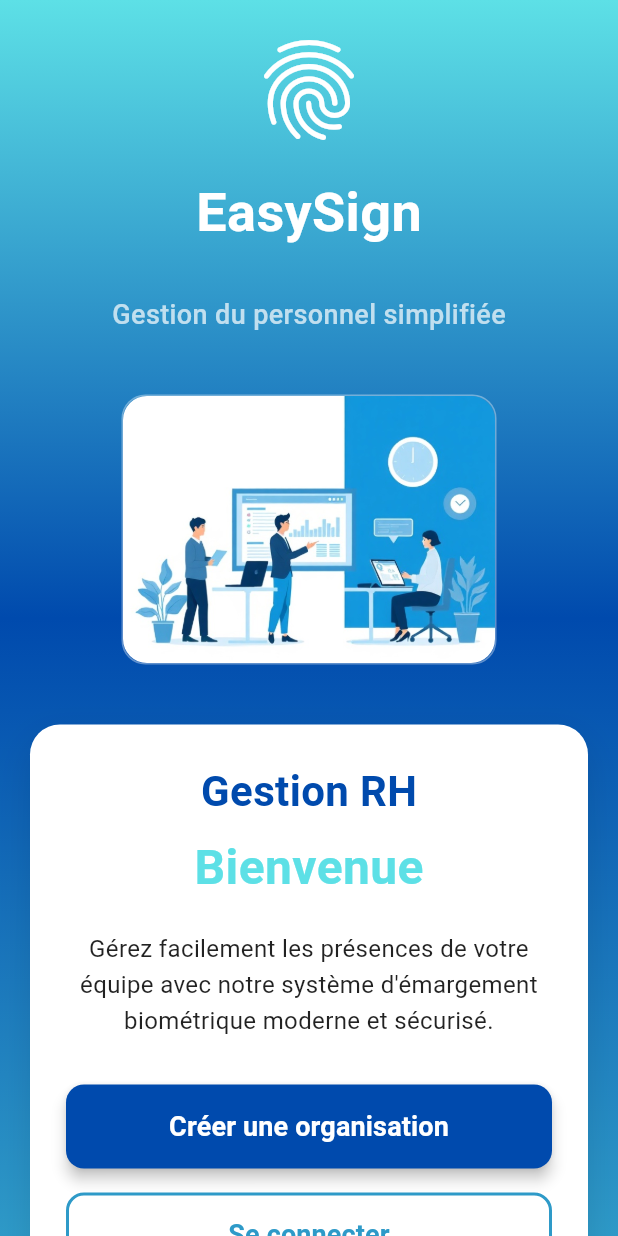
After one commit to eden-jordan/EasySign_frontend, a Flutter app: the StartScreen screen opened directly, on a phone screen of 412 x 824 dp. The commit adds this screen. Run offline on Flutter 3.47's test engine with Material 3 defaults, Android fonts, the phone set to English and light mode, and no system bars; our stand-ins replace video_player.

Commit message:
Ajout d'un ecran de demarrage

```diff
--- a/easysign/lib/screens/splash_screen.dart
+++ b/easysign/lib/screens/splash_screen.dart
@@ -1,6 +1,6 @@
 import 'package:flutter/material.dart';
 import 'package:video_player/video_player.dart';
-import 'home_screen.dart'; // Assure-toi que ce fichier existe
+import 'start_screen.dart';
 
 class SplashScreen extends StatefulWidget {
   const SplashScreen({super.key});
@@ -25,7 +25,7 @@ class _SplashScreenState extends State<SplashScreen> {
         _controller.addListener(() {
           if (_controller.value.position >= _controller.value.duration) {
             Navigator.of(context).pushReplacement(
-              MaterialPageRoute(builder: (_) => const HomeScreen()),
+              MaterialPageRoute(builder: (_) => const StartScreen()),
             );
           }
         });
--- /dev/null
+++ b/easysign/lib/screens/start_screen.dart
@@ -0,0 +1,205 @@
+import 'package:flutter/material.dart';
+import 'package:easysign/themes/app_theme.dart';
+
+class StartScreen extends StatelessWidget {
+  const StartScreen({super.key});
+
+  @override
+  Widget build(BuildContext context) {
+    return Scaffold(
+      body: Container(
+        decoration: const BoxDecoration(
+          gradient: LinearGradient(
+            begin: Alignment.topCenter,
+            end: Alignment.bottomCenter,
+            colors: [Appcolors.color_1, Appcolors.color_2, Appcolors.color_3],
+          ),
+        ),
+        child: Center(
+          child: SingleChildScrollView(
+            child: Padding(
+              padding: const EdgeInsets.all(20.0),
+              child: Column(
+                mainAxisAlignment: MainAxisAlignment.center,
+                children: [
+                  // Logo et titre
+                  const Column(
+                    children: [
+                      Icon(Icons.fingerprint, size: 80, color: Colors.white),
+                      SizedBox(height: 16),
+                      Text(
+                        'EasySign',
+                        style: TextStyle(
+                          fontSize: 36,
+                          fontWeight: FontWeight.bold,
+                          color: Colors.white,
+                        ),
+                      ),
+                    ],
+                  ),
+
+                  const SizedBox(height: 30),
+
+                  // Sous-titre
+                  const Text(
+                    'Gestion du personnel simplifiée',
+                    style: TextStyle(
+                      fontSize: 18,
+                      color: Colors.white70,
+                      fontWeight: FontWeight.w500,
+                    ),
+                  ),
+
+                  const SizedBox(height: 40),
+
+                  // Image entre les deux sections
+                  Container(
+                    width: 250,
+                    height: 180,
+                    decoration: BoxDecoration(
+                      borderRadius: BorderRadius.circular(16),
+                      color: Colors.white.withValues(alpha: 0.1),
+                      border: Border.all(
+                        color: Colors.white.withValues(alpha: 0.3),
+                      ),
+                    ),
+                    child: ClipRRect(
+                      borderRadius: BorderRadius.circular(16),
+                      child: Image.asset('assets/start.jpg', fit: BoxFit.cover),
+                    ),
+                  ),
+
+                  const SizedBox(height: 40),
+
+                  // Section "Gestion RH Bienvenue"
+                  Container(
+                    padding: const EdgeInsets.all(24),
+                    decoration: BoxDecoration(
+                      color: Colors.white,
+                      borderRadius: BorderRadius.circular(20),
+                      boxShadow: [
+                        BoxShadow(
+                          color: Colors.black.withOpacity(0.1),
+                          blurRadius: 20,
+                          offset: const Offset(0, 10),
+                        ),
+                      ],
+                    ),
+                    child: Column(
+                      children: [
+                        const Text(
+                          'Gestion RH',
+                          style: TextStyle(
+                            fontSize: 28,
+                            fontWeight: FontWeight.bold,
+                            color: Appcolors.color_2,
+                          ),
+                        ),
+                        const SizedBox(height: 8),
+                        const Text(
+                          'Bienvenue',
+                          style: TextStyle(
+                            fontSize: 32,
+                            fontWeight: FontWeight.bold,
+                            color: Appcolors.color_1,
+                          ),
+                        ),
+
+                        const SizedBox(height: 20),
+
+                        const Text(
+                          'Gérez facilement les présences de votre équipe avec notre système d\'émargement biométrique moderne et sécurisé.',
+                          textAlign: TextAlign.center,
+                          style: TextStyle(
+                            fontSize: 16,
+                            color: Colors.black87,
+                            height: 1.5,
+                          ),
+                        ),
+
+                        const SizedBox(height: 30),
+
+                        // Boutons
+                        Column(
+                          children: [
+                            SizedBox(
+                              width: double.infinity,
+                              height: 56,
+                              child: ElevatedButton(
+                                onPressed: () {
+                                  // Action pour créer une organisation
+                                  ScaffoldMessenger.of(context).showSnackBar(
+                                    const SnackBar(
+                                      content: Text(
+                                        'Création d\'organisation en cours...',
+                                      ),
+                                    ),
+                                  );
+                                },
+                                style: ElevatedButton.styleFrom(
+                                  backgroundColor: Appcolors.color_2,
+                                  foregroundColor: Colors.white,
+                                  elevation: 4,
+                                  shape: RoundedRectangleBorder(
+                                    borderRadius: BorderRadius.circular(12),
+                                  ),
+                                ),
+                                child: const Text(
+                                  'Créer une organisation',
+                                  style: TextStyle(
+                                    fontSize: 18,
+                                    fontWeight: FontWeight.w600,
+                                  ),
+                                ),
+                              ),
+                            ),
+
+                            const SizedBox(height: 16),
+
+                            SizedBox(
+                              width: double.infinity,
+                              height: 56,
+                              child: OutlinedButton(
+                                onPressed: () {
+                                  // Action pour se connecter
+                                  ScaffoldMessenger.of(context).showSnackBar(
+                                    const SnackBar(
+                                      content: Text('Connexion en cours...'),
+                                    ),
+                                  );
+                                },
+                                style: OutlinedButton.styleFrom(
+                                  foregroundColor: Appcolors.color_3,
+                                  side: const BorderSide(
+                                    color: Appcolors.color_3,
+                                    width: 2,
+                                  ),
+                                  shape: RoundedRectangleBorder(
+                                    borderRadius: BorderRadius.circular(12),
+                                  ),
+                                ),
+                                child: const Text(
+                                  'Se connecter',
+                                  style: TextStyle(
+                                    fontSize: 18,
+                                    fontWeight: FontWeight.w600,
+                                  ),
+                                ),
+                              ),
+                            ),
+                          ],
+                        ),
+                      ],
+                    ),
+                  ),
+
+                  const SizedBox(height: 30),
+                ],
+              ),
+            ),
+          ),
+        ),
+      ),
+    );
+  }
+}
--- a/easysign/pubspec.yaml
+++ b/easysign/pubspec.yaml
@@ -62,6 +62,7 @@ flutter:
   assets:
     - assets/logo.png
     - assets/splash.mp4
+    - assets/start.jpg
 
   # An image asset can refer to one or more resolution-specific "variants", see
   # https://flutter.dev/to/resolution-aware-images
```
Also changed, not shown: easysign/assets/start.jpg (added), easysign/lib/screens/auth/login.dart (added), easysign/lib/screens/auth/register.dart (added).
